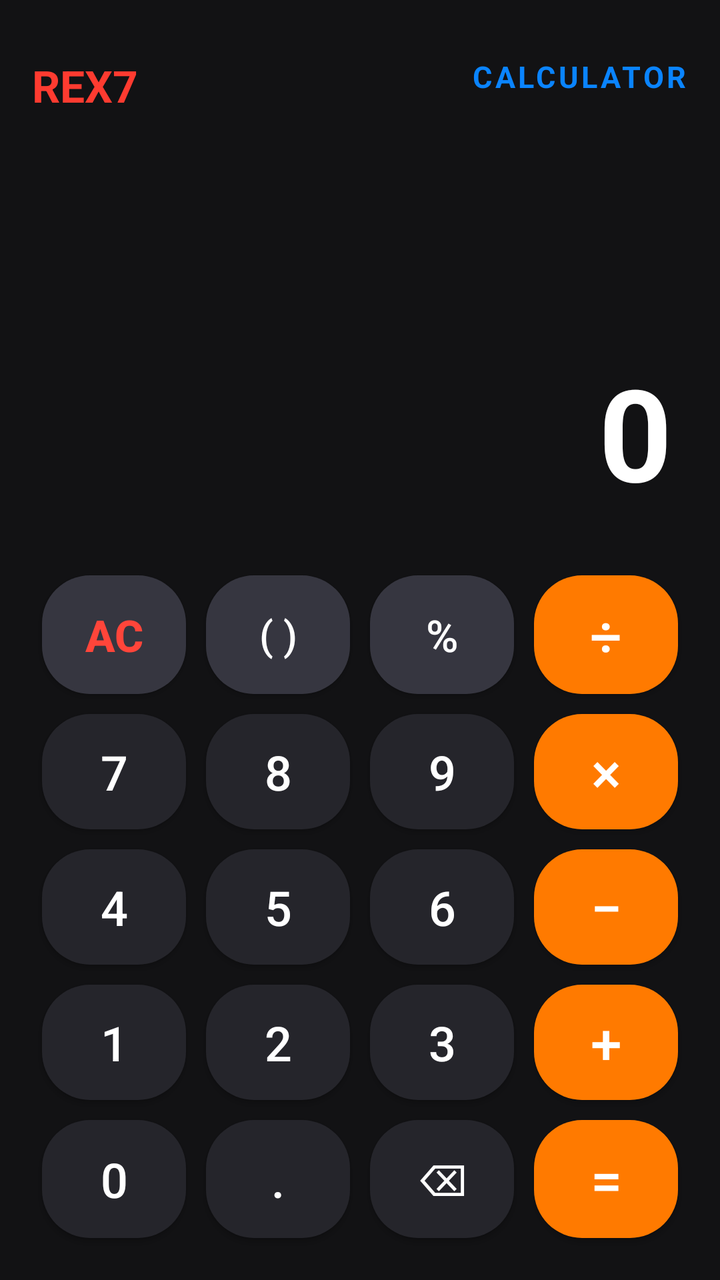
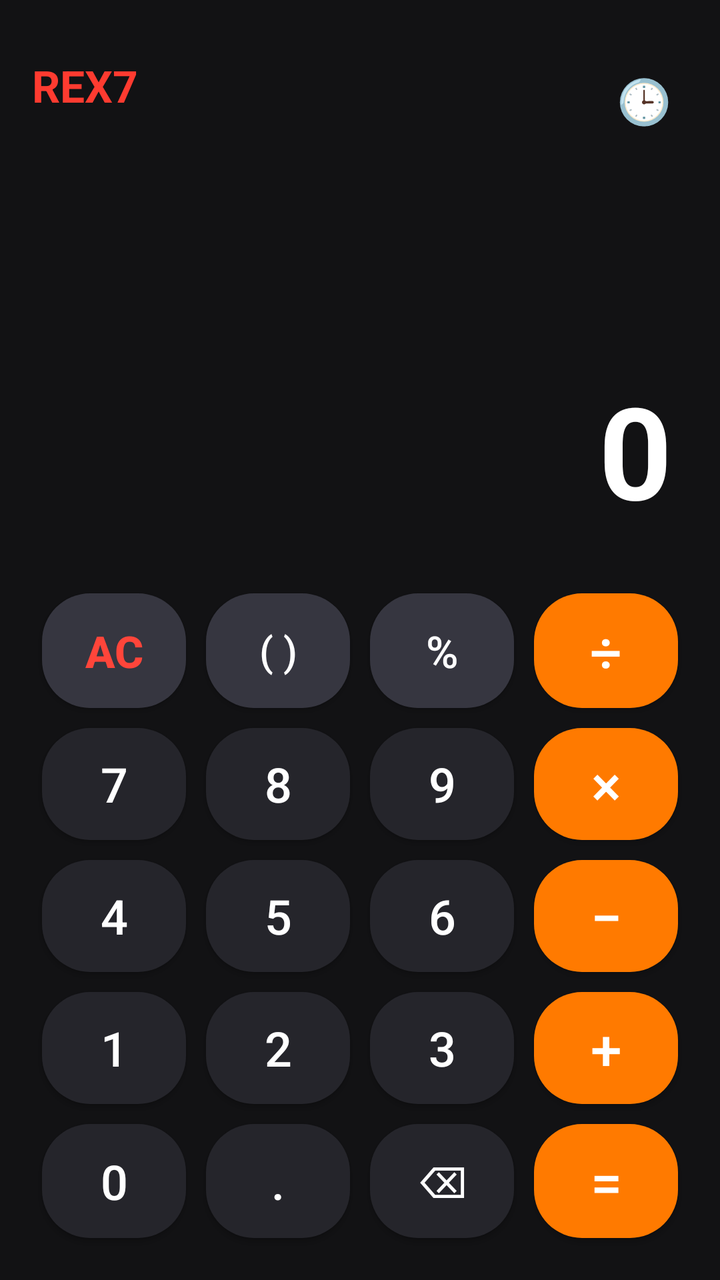

An Android layout rendered at two revisions. The XML below is the earlier revision; the diff shows what the commit changed to produce the second picture.
<!-- AndroidManifest.xml: application theme Theme.REX7Calculator -->
<!-- res/layout/activity_main.xml -->
<?xml version="1.0" encoding="utf-8"?>
<LinearLayout xmlns:android="http://schemas.android.com/apk/res/android"
    android:layout_width="match_parent"
    android:layout_height="match_parent"
    android:orientation="vertical"
    android:background="@color/bg_main"
    android:padding="16dp">

    
    <RelativeLayout
        android:layout_width="match_parent"
        android:layout_height="wrap_content"
        android:paddingTop="12dp"
        android:paddingBottom="12dp">

        <TextView
            android:layout_width="wrap_content"
            android:layout_height="wrap_content"
            android:text="REX7"
            android:textColor="@color/brand_rex"
            android:textSize="22sp"
            android:textStyle="bold" />

        <TextView
            android:layout_width="wrap_content"
            android:layout_height="wrap_content"
            android:layout_alignParentEnd="true"
            android:text="CALCULATOR"
            android:textColor="@color/accent_blue"
            android:textSize="15sp"
            android:textStyle="bold"
            android:letterSpacing="0.1" />
    </RelativeLayout>

    
    <LinearLayout
        android:layout_width="match_parent"
        android:layout_height="0dp"
        android:layout_weight="1"
        android:gravity="bottom|end"
        android:orientation="vertical"
        android:paddingEnd="8dp"
        android:paddingBottom="24dp">

        <TextView
            android:id="@+id/tvExpression"
            android:layout_width="wrap_content"
            android:layout_height="wrap_content"
            android:text=""
            android:textColor="@color/text_secondary"
            android:textSize="32sp"
            android:maxLines="2" />

        <TextView
            android:id="@+id/tvResult"
            android:layout_width="wrap_content"
            android:layout_height="wrap_content"
            android:text="0"
            android:textColor="@color/text_primary"
            android:textSize="64sp"
            android:textStyle="bold"
            android:maxLines="1" />
    </LinearLayout>

    
    <TableLayout
        android:layout_width="match_parent"
        android:layout_height="0dp"
        android:layout_weight="1.6"
        android:stretchColumns="*">

        
        <TableRow android:layout_width="match_parent" android:layout_height="0dp" android:layout_weight="1">
            <androidx.appcompat.widget.AppCompatButton
                android:id="@+id/btnAC" android:layout_width="0dp" android:layout_height="match_parent"
                android:layout_margin="5dp" android:background="@drawable/btn_func_bg"
                android:text="AC" android:textColor="#FF453A" android:textSize="22sp" android:textStyle="bold" />
            <androidx.appcompat.widget.AppCompatButton
                android:id="@+id/btnParens" android:layout_width="0dp" android:layout_height="match_parent"
                android:layout_margin="5dp" android:background="@drawable/btn_func_bg"
                android:text="( )" android:textColor="@color/text_primary" android:textSize="20sp" />
            <androidx.appcompat.widget.AppCompatButton
                android:id="@+id/btnPercent" android:layout_width="0dp" android:layout_height="match_parent"
                android:layout_margin="5dp" android:background="@drawable/btn_func_bg"
                android:text="%" android:textColor="@color/text_primary" android:textSize="22sp" />
            <androidx.appcompat.widget.AppCompatButton
                android:id="@+id/btnDivide" android:layout_width="0dp" android:layout_height="match_parent"
                android:layout_margin="5dp" android:background="@drawable/btn_op_bg"
                android:text="÷" android:textColor="@color/text_primary" android:textSize="28sp" />
        </TableRow>

        
        <TableRow android:layout_width="match_parent" android:layout_height="0dp" android:layout_weight="1">
            <androidx.appcompat.widget.AppCompatButton
                android:id="@+id/btn7" android:layout_width="0dp" android:layout_height="match_parent"
                android:layout_margin="5dp" android:background="@drawable/btn_num_bg"
                android:text="7" android:textColor="@color/text_primary" android:textSize="24sp" />
            <androidx.appcompat.widget.AppCompatButton
                android:id="@+id/btn8" android:layout_width="0dp" android:layout_height="match_parent"
                android:layout_margin="5dp" android:background="@drawable/btn_num_bg"
                android:text="8" android:textColor="@color/text_primary" android:textSize="24sp" />
            <androidx.appcompat.widget.AppCompatButton
                android:id="@+id/btn9" android:layout_width="0dp" android:layout_height="match_parent"
                android:layout_margin="5dp" android:background="@drawable/btn_num_bg"
                android:text="9" android:textColor="@color/text_primary" android:textSize="24sp" />
            <androidx.appcompat.widget.AppCompatButton
                android:id="@+id/btnMultiply" android:layout_width="0dp" android:layout_height="match_parent"
                android:layout_margin="5dp" android:background="@drawable/btn_op_bg"
                android:text="×" android:textColor="@color/text_primary" android:textSize="28sp" />
        </TableRow>

        
        <TableRow android:layout_width="match_parent" android:layout_height="0dp" android:layout_weight="1">
            <androidx.appcompat.widget.AppCompatButton
                android:id="@+id/btn4" android:layout_width="0dp" android:layout_height="match_parent"
                android:layout_margin="5dp" android:background="@drawable/btn_num_bg"
                android:text="4" android:textColor="@color/text_primary" android:textSize="24sp" />
            <androidx.appcompat.widget.AppCompatButton
                android:id="@+id/btn5" android:layout_width="0dp" android:layout_height="match_parent"
                android:layout_margin="5dp" android:background="@drawable/btn_num_bg"
                android:text="5" android:textColor="@color/text_primary" android:textSize="24sp" />
            <androidx.appcompat.widget.AppCompatButton
                android:id="@+id/btn6" android:layout_width="0dp" android:layout_height="match_parent"
                android:layout_margin="5dp" android:background="@drawable/btn_num_bg"
                android:text="6" android:textColor="@color/text_primary" android:textSize="24sp" />
            <androidx.appcompat.widget.AppCompatButton
                android:id="@+id/btnMinus" android:layout_width="0dp" android:layout_height="match_parent"
                android:layout_margin="5dp" android:background="@drawable/btn_op_bg"
                android:text="−" android:textColor="@color/text_primary" android:textSize="28sp" />
        </TableRow>

        
        <TableRow android:layout_width="match_parent" android:layout_height="0dp" android:layout_weight="1">
            <androidx.appcompat.widget.AppCompatButton
                android:id="@+id/btn1" android:layout_width="0dp" android:layout_height="match_parent"
                android:layout_margin="5dp" android:background="@drawable/btn_num_bg"
                android:text="1" android:textColor="@color/text_primary" android:textSize="24sp" />
            <androidx.appcompat.widget.AppCompatButton
                android:id="@+id/btn2" android:layout_width="0dp" android:layout_height="match_parent"
                android:layout_margin="5dp" android:background="@drawable/btn_num_bg"
                android:text="2" android:textColor="@color/text_primary" android:textSize="24sp" />
            <androidx.appcompat.widget.AppCompatButton
                android:id="@+id/btn3" android:layout_width="0dp" android:layout_height="match_parent"
                android:layout_margin="5dp" android:background="@drawable/btn_num_bg"
                android:text="3" android:textColor="@color/text_primary" android:textSize="24sp" />
            <androidx.appcompat.widget.AppCompatButton
                android:id="@+id/btnPlus" android:layout_width="0dp" android:layout_height="match_parent"
                android:layout_margin="5dp" android:background="@drawable/btn_op_bg"
                android:text="+" android:textColor="@color/text_primary" android:textSize="28sp" />
        </TableRow>

        
        <TableRow android:layout_width="match_parent" android:layout_height="0dp" android:layout_weight="1">
            <androidx.appcompat.widget.AppCompatButton
                android:id="@+id/btn0" android:layout_width="0dp" android:layout_height="match_parent"
                android:layout_margin="5dp" android:background="@drawable/btn_num_bg"
                android:text="0" android:textColor="@color/text_primary" android:textSize="24sp" />
            <androidx.appcompat.widget.AppCompatButton
                android:id="@+id/btnDot" android:layout_width="0dp" android:layout_height="match_parent"
                android:layout_margin="5dp" android:background="@drawable/btn_num_bg"
                android:text="." android:textColor="@color/text_primary" android:textSize="24sp" />
            <androidx.appcompat.widget.AppCompatButton
                android:id="@+id/btnDel" android:layout_width="0dp" android:layout_height="match_parent"
                android:layout_margin="5dp" android:background="@drawable/btn_num_bg"
                android:text="⌫" android:textColor="@color/text_primary" android:textSize="22sp" />
            <androidx.appcompat.widget.AppCompatButton
                android:id="@+id/btnEqual" android:layout_width="0dp" android:layout_height="match_parent"
                android:layout_margin="5dp" android:background="@drawable/btn_op_bg"
                android:text="=" android:textColor="@color/text_primary" android:textSize="28sp" />
        </TableRow>
    </TableLayout>
</LinearLayout>
<!-- resources referenced by this layout -->
<resources>
  <color name="accent_blue">#0A84FF</color>
  <color name="bg_main">#121214</color>
  <color name="brand_rex">#FF3B30</color>
  <color name="text_primary">#FFFFFF</color>
  <color name="text_secondary">#8E8E93</color>
  <!-- drawable btn_func_bg (drawable) -->
  <?xml version="1.0" encoding="utf-8"?>
  <ripple xmlns:android="http://schemas.android.com/apk/res/android" android:color="#33FFFFFF">
      <item>
          <shape android:shape="rectangle">
              <corners android:radius="24dp" />
              <solid android:color="@color/btn_func_bg" />
          </shape>
      </item>
  </ripple>
  <!-- drawable btn_num_bg (drawable) -->
  <?xml version="1.0" encoding="utf-8"?>
  <ripple xmlns:android="http://schemas.android.com/apk/res/android" android:color="#33FFFFFF">
      <item>
          <shape android:shape="rectangle">
              <corners android:radius="24dp" />
              <solid android:color="@color/btn_num_bg" />
          </shape>
      </item>
  </ripple>
  <!-- drawable btn_op_bg (drawable) -->
  <?xml version="1.0" encoding="utf-8"?>
  <ripple xmlns:android="http://schemas.android.com/apk/res/android" android:color="#33FFFFFF">
      <item>
          <shape android:shape="rectangle">
              <corners android:radius="24dp" />
              <solid android:color="@color/btn_op_bg" />
          </shape>
      </item>
  </ripple>
  <style name="Theme.REX7Calculator" parent="Theme.Material3.Dark.NoActionBar">
          <item name="android:statusBarColor">#121214</item>
          <item name="android:navigationBarColor">#121214</item>
          <item name="android:windowLightStatusBar">false</item>
      </style>
  <color name="btn_func_bg">#363640</color>
  <color name="btn_num_bg">#25252B</color>
  <color name="btn_op_bg">#FF7A00</color>
</resources>

<!-- the commit's change to res/layout/activity_main.xml (unified diff, before → after) -->
@@ -22,14 +22,14 @@
             android:textStyle="bold" />
 
         <TextView
-            android:layout_width="wrap_content"
-            android:layout_height="wrap_content"
+            android:id="@+id/btnHistory"
+            android:layout_width="44dp"
+            android:layout_height="44dp"
             android:layout_alignParentEnd="true"
-            android:text="CALCULATOR"
-            android:textColor="@color/accent_blue"
-            android:textSize="15sp"
-            android:textStyle="bold"
-            android:letterSpacing="0.1" />
+            android:gravity="center"
+            android:text="🕒"
+            android:textSize="22sp"
+            android:background="?attr/selectableItemBackgroundBorderless" />
     </RelativeLayout>
 
     
<!-- resource entries referenced after the edit -->
@@ -1,6 +1,5 @@
 <!-- resources referenced by this layout -->
 <resources>
-  <color name="accent_blue">#0A84FF</color>
   <color name="bg_main">#121214</color>
   <color name="brand_rex">#FF3B30</color>
   <color name="text_primary">#FFFFFF</color>
